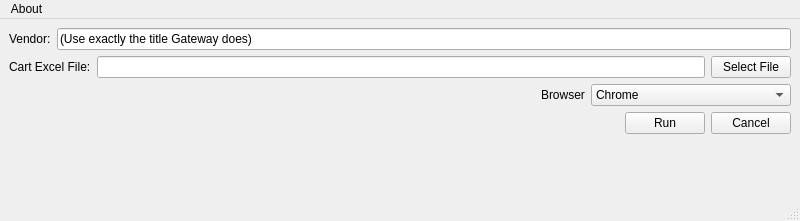
Above: GatewayHelper.ui from ZakEspley/gateway-non-catalog-helper before the change. Below: the same form after it.
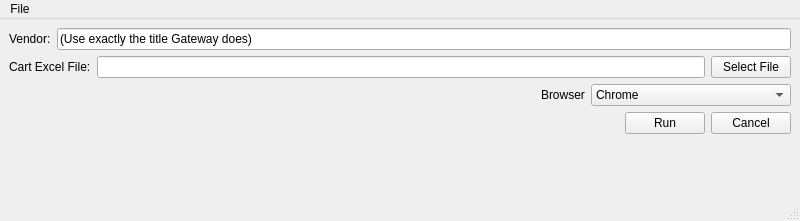
That is the form after the change.

Diff of the .ui file:
```diff
--- a/GatewayHelper.ui
+++ b/GatewayHelper.ui
@@ -156,7 +156,7 @@
    </property>
    <widget class="QMenu" name="menuAbout">
     <property name="title">
-     <string>About</string>
+     <string>File</string>
     </property>
    </widget>
    <addaction name="menuAbout"/>
```
Left out of the diff: 6 changed lines with no effect on the pictures.
